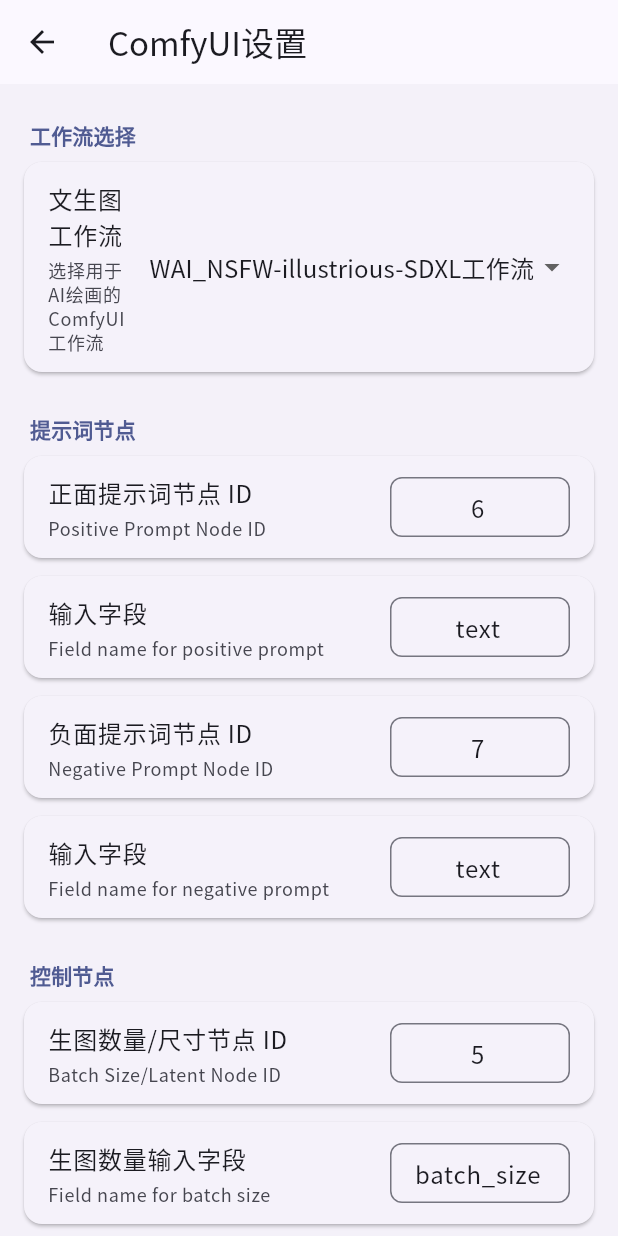
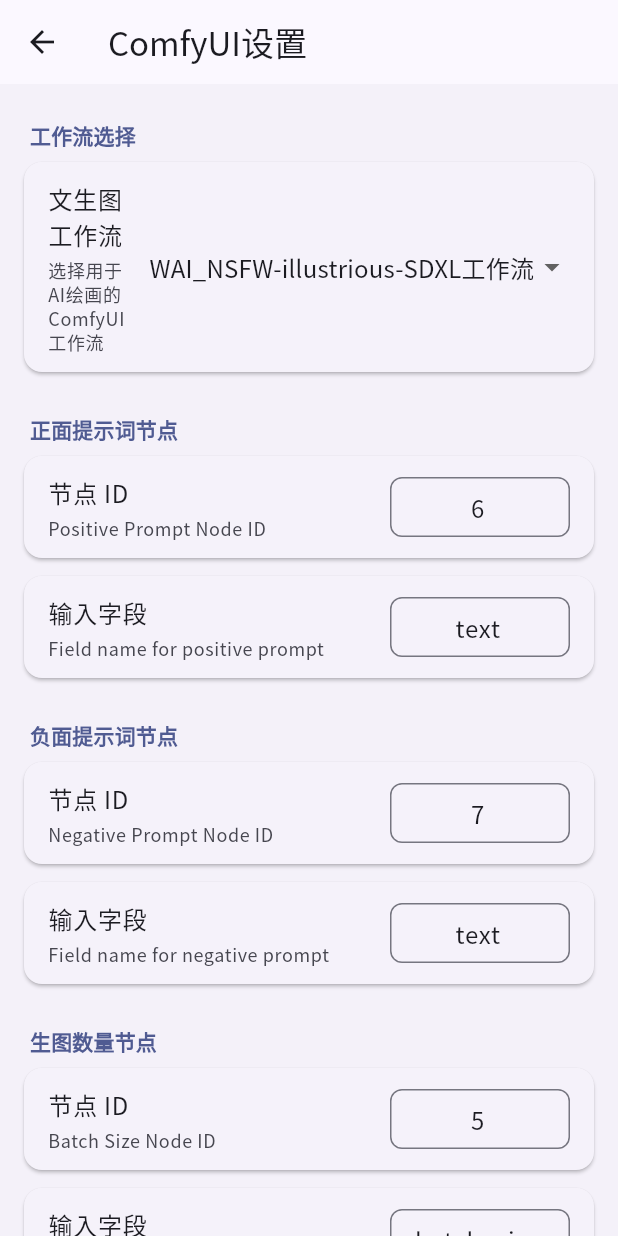
Before and after one commit to NEKOparapa/ReaDreamAI, a Flutter app: the screen it shows after launch, item 4 of the bottom bar chosen, after a tap on "ComfyUI设置", on a phone screen of 412 x 824 dp. Run offline on Flutter 3.47's test engine with Material 3 defaults, Android fonts, the phone set to English and light mode, and no system bars; our stand-ins replace file_picker, pool, video_player; missing offline and left inert: dart_jsonwebtoken, desktop_drop, screen_retriever, tiktoken, window_manager; statements that could not run were skipped.

Commit message:
comfyui节点设置优化

```diff
--- a/lib/base/default_configs.dart
+++ b/lib/base/default_configs.dart
@@ -31,8 +31,9 @@
   'comfyui_positive_prompt_field': 'text', // 正面提示词字段
   'comfyui_negative_prompt_node_id': '7', // 负面提示词节点ID
   'comfyui_negative_prompt_field': 'text', // 负面提示词字段
-  'comfyui_batch_size_node_id': '5', // 批处理大小节点ID
+  'comfyui_batch_size_node_id': '5',      // 批处理大小（生图数量）节点ID
   'comfyui_batch_size_field': 'batch_size', // 批处理大小字段
+  'comfyui_latent_image_node_id': '5',    // 图像尺寸（高宽）节点ID
   'comfyui_latent_width_field': 'width',   // 宽度
   'comfyui_latent_height_field': 'height', // 高度
 
--- a/lib/services/drawing_service/platforms/comfyui_platform.dart
+++ b/lib/services/drawing_service/platforms/comfyui_platform.dart
@@ -17,8 +17,8 @@
 
 /// ComfyUI 平台的具体实现。
 class ComfyUiPlatform implements DrawingPlatform {
-  final http.Client client; // HTTP客户端，用于发送网络请求
-  final ConfigService _configService = ConfigService(); // 配置服务实例，用于读取用户设置
+  final http.Client client;
+  final ConfigService _configService = ConfigService();
 
   ComfyUiPlatform({required this.client});
 
@@ -99,7 +99,12 @@
       final positiveField = _configService.getSetting<String>('comfyui_positive_prompt_field', appDefaultConfigs['comfyui_positive_prompt_field']);
       final negativeNodeId = _configService.getSetting<String>('comfyui_negative_prompt_node_id', appDefaultConfigs['comfyui_negative_prompt_node_id']);
       final negativeField = _configService.getSetting<String>('comfyui_negative_prompt_field', appDefaultConfigs['comfyui_negative_prompt_field']);
-      final latentNodeId = _configService.getSetting<String>('comfyui_batch_size_node_id', appDefaultConfigs['comfyui_batch_size_node_id']);
+
+      // 获取图片数量
+      final batchSizeNodeId = _configService.getSetting<String>('comfyui_batch_size_node_id', appDefaultConfigs['comfyui_batch_size_node_id']);
+      final latentImageNodeId = _configService.getSetting<String>('comfyui_latent_image_node_id', appDefaultConfigs['comfyui_latent_image_node_id']);
+
+      // 获取图片大小
       final batchSizeField = _configService.getSetting<String>('comfyui_batch_size_field', appDefaultConfigs['comfyui_batch_size_field']);
       final widthField = _configService.getSetting<String>('comfyui_latent_width_field', appDefaultConfigs['comfyui_latent_width_field']);
       final heightField = _configService.getSetting<String>('comfyui_latent_height_field', appDefaultConfigs['comfyui_latent_height_field']);
@@ -107,16 +112,17 @@
       // 在工作流Map中找到对应的节点，并更新其输入(inputs)值
       workflow[positiveNodeId]['inputs'][positiveField] = positive;
       workflow[negativeNodeId]['inputs'][negativeField] = negative;
-      workflow[latentNodeId]['inputs'][batchSizeField] = count;
-      workflow[latentNodeId]['inputs'][widthField] = width;
-      workflow[latentNodeId]['inputs'][heightField] = height;
 
-      // 返回修改后、准备好提交的工作流
+      // 修改批处理数量
+      workflow[batchSizeNodeId]['inputs'][batchSizeField] = count;
+
+      // 修改图像尺寸
+      workflow[latentImageNodeId]['inputs'][widthField] = width;
+      workflow[latentImageNodeId]['inputs'][heightField] = height;
+
       return workflow;
     } catch (e, s) {
-      // 记录加载或解析过程中的错误
       LogService.instance.error('加载或解析工作流文件时出错: $workflowPath', e, s);
-      // 向上层抛出异常，中断执行流程
       throw Exception('ComfyUI 工作流文件加载或解析失败于 $workflowPath: $e');
     }
   }
--- a/lib/ui/settings/comfyui_settings_page.dart
+++ b/lib/ui/settings/comfyui_settings_page.dart
@@ -18,9 +18,8 @@
 class _ComfyUiSettingsPageState extends State<ComfyUiSettingsPage> {
   final ConfigService _configService = ConfigService();
 
-  late String _selectedWorkflowType; // 现在存储的是代号，如 'wai_nsfw_sdxl'
+  late String _selectedWorkflowType;
 
-  // 定义工作流预设，包含代号、显示名称和资源路径
   final Map<String, Map<String, String>> _workflowPresets = {
     'wai_illustrious': {
       'name': 'WAI_NSFW-illustrious-SDXL工作流',
@@ -32,7 +31,7 @@
     },
     'custom': {
       'name': '自定义工作流',
-      'path': '', // 自定义类型没有预设路径
+      'path': '',
     },
   };
 
@@ -46,7 +45,10 @@
     final keys = [
       'comfyui_custom_workflow_path', 'comfyui_positive_prompt_node_id',
       'comfyui_positive_prompt_field', 'comfyui_negative_prompt_node_id',
-      'comfyui_negative_prompt_field', 'comfyui_batch_size_node_id', 'comfyui_batch_size_field'
+      'comfyui_negative_prompt_field', 'comfyui_batch_size_node_id',
+      'comfyui_latent_image_node_id',
+      'comfyui_batch_size_field', 'comfyui_latent_width_field',
+      'comfyui_latent_height_field'
     ];
 
     _controllers = {
@@ -98,7 +100,6 @@
     }
   }
 
-  //当工作流类型改变时调用的核心方法
   Future<void> _onWorkflowTypeChanged(String? newTypeCode) async {
     if (newTypeCode == null || newTypeCode == _selectedWorkflowType) return;
 
@@ -106,10 +107,8 @@
       _selectedWorkflowType = newTypeCode;
     });
 
-    // 1. 保存新的工作流类型代号
     await _configService.modifySetting<String>('comfyui_workflow_type', newTypeCode);
 
-    // 2. 如果选择的是系统预设，则更新系统预设路径
     if (newTypeCode != 'custom') {
       final newPath = _workflowPresets[newTypeCode]!['path']!;
       await _configService.modifySetting<String>('comfyui_system_workflow_path', newPath);
@@ -149,17 +148,15 @@
                 value: _selectedWorkflowType,
                 underline: const SizedBox.shrink(),
                 borderRadius: BorderRadius.circular(12),
-                //使用 _workflowPresets 构建下拉菜单项
                 items: _workflowPresets.entries.map((entry) {
                   return DropdownMenuItem<String>(
-                    value: entry.key, // 值是代号
-                    child: Text(entry.value['name']!), // 显示的是名称
+                    value: entry.key,
+                    child: Text(entry.value['name']!),
                   );
                 }).toList(),
-                onChanged: _onWorkflowTypeChanged, // 调用新的处理函数
+                onChanged: _onWorkflowTypeChanged,
               ),
             ),
-            // 判断条件改为代号 'custom'
             if (_selectedWorkflowType == 'custom')
               SettingsCard(
                 title: '自定义工作流文件(API版)',
@@ -173,10 +170,10 @@
           ],
         ),
         SettingsGroup(
-          title: '提示词节点',
+          title: '正面提示词节点',
           children: [
             SettingsCard(
-              title: '正面提示词节点 ID',
+              title: '节点 ID',
               subtitle: 'Positive Prompt Node ID',
               control: _buildTextFieldControl('comfyui_positive_prompt_node_id'),
             ),
@@ -185,8 +182,13 @@
               subtitle: 'Field name for positive prompt',
               control: _buildTextFieldControl('comfyui_positive_prompt_field'),
             ),
+          ],
+        ),
+        SettingsGroup(
+          title: '负面提示词节点',
+          children: [
             SettingsCard(
-              title: '负面提示词节点 ID',
+              title: '节点 ID',
               subtitle: 'Negative Prompt Node ID',
               control: _buildTextFieldControl('comfyui_negative_prompt_node_id'),
             ),
@@ -198,17 +200,37 @@
           ],
         ),
         SettingsGroup(
-          title: '控制节点',
+          title: '生图数量节点',
           children: [
             SettingsCard(
-              title: '生图数量/尺寸节点 ID',
-              subtitle: 'Batch Size/Latent Node ID',
+              title: '节点 ID',
+              subtitle: 'Batch Size Node ID',
               control: _buildTextFieldControl('comfyui_batch_size_node_id'),
             ),
             SettingsCard(
-              title: '生图数量输入字段',
+              title: '输入字段',
               subtitle: 'Field name for batch size',
               control: _buildTextFieldControl('comfyui_batch_size_field'),
+            ),
+          ],
+        ),
+        SettingsGroup(
+          title: '生图尺寸节点',
+          children: [
+            SettingsCard(
+              title: '节点 ID',
+              subtitle: 'Latent Image Node ID',
+              control: _buildTextFieldControl('comfyui_latent_image_node_id'),
+            ),
+            SettingsCard(
+              title: '宽度输入字段',
+              subtitle: 'Field name for latent width',
+              control: _buildTextFieldControl('comfyui_latent_width_field'),
+            ),
+            SettingsCard(
+              title: '高度输入字段',
+              subtitle: 'Field name for latent height',
+              control: _buildTextFieldControl('comfyui_latent_height_field'),
             ),
           ],
         ),
```
Also changed, not shown: resource/comfyui进阶教程/基础核心节点.png (added), resource/comfyui进阶教程/节点id展示.png (added).
